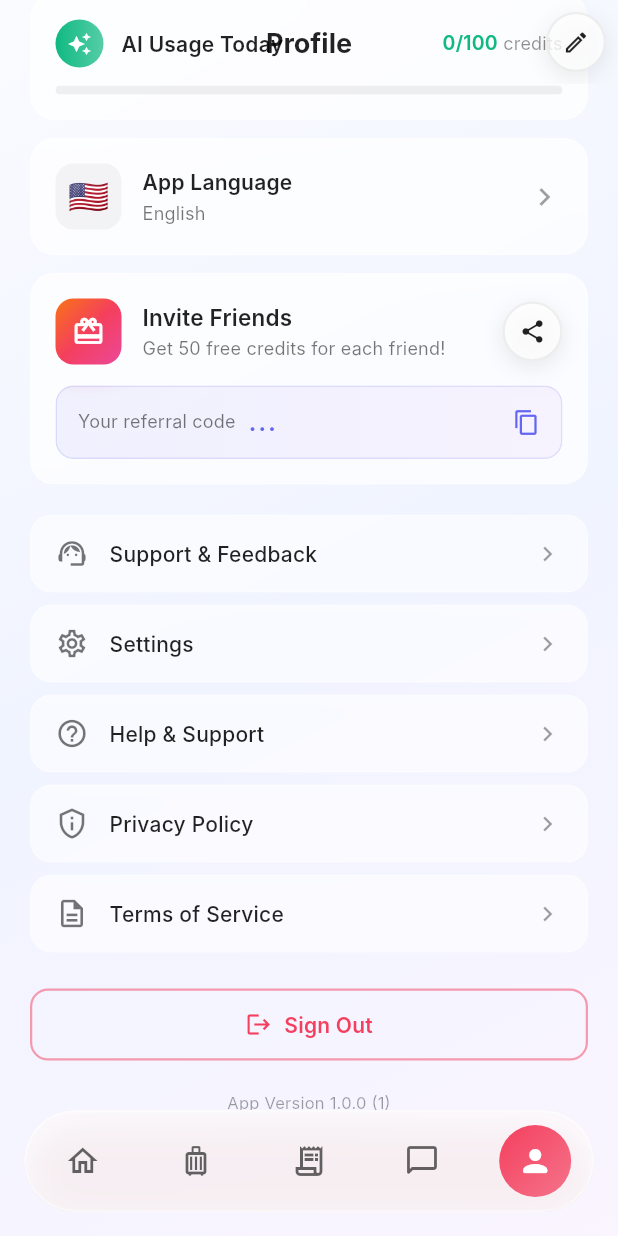
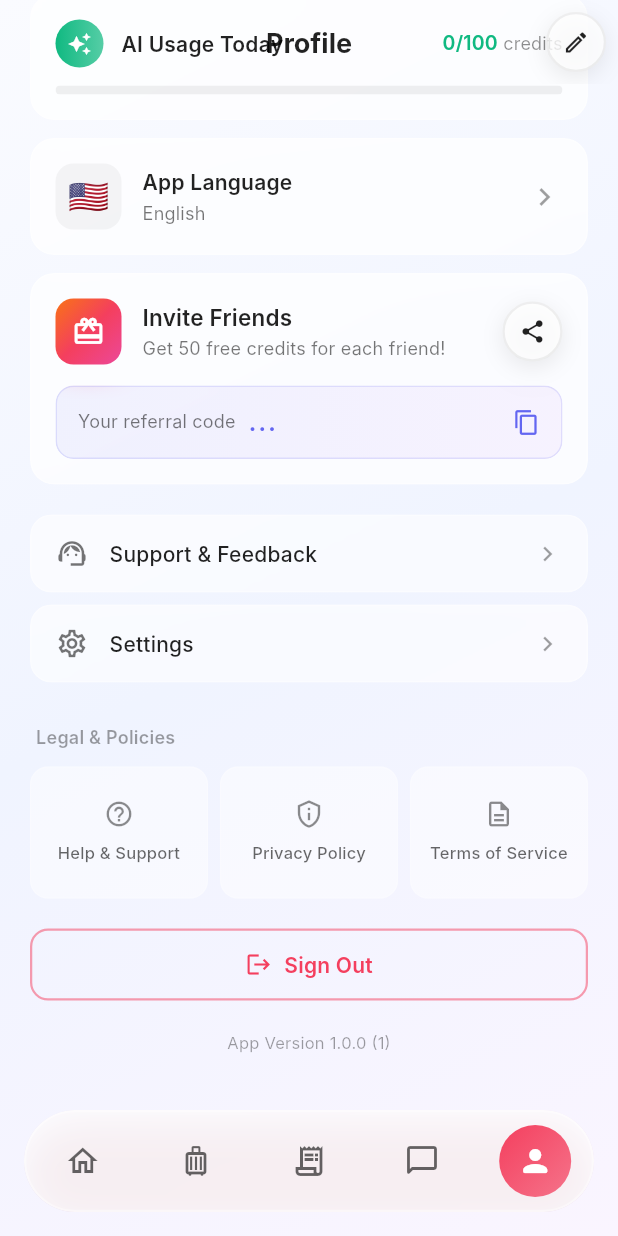
Before and after one commit to Nadav23AnT/travel-assistant-ai, a Flutter app: the ProfileScreen screen opened by its route, scrolled down 454 dp, on a phone screen of 412 x 824 dp. Run offline on Flutter 3.47's test engine with Material 3 defaults, Android fonts, the phone set to English and light mode, and no system bars; our stand-ins replace cached_network_image, connectivity_plus, dio, equatable, fl_chart, flutter_dotenv and 14 more; accounts and stored records are empty; network calls fail; Roboto replaces fonts that are missing (Inter).

Commit message:
feat: redesign legal links section in profile with compact horizontal cards
- Replace 3 vertical GlassMenuItem calls with new GlassLegalSection component
- Add _LegalCard widget with muted styling (no backdrop blur, thinner borders)
- Create horizontal card layout for Help & Support, Privacy Policy, Terms of Service
- Add "Legal & Policies" section header with legalAndPolicies localization key
- Visual distinction from functional menu items (Settings, Support & Feedback)

🤖 Generated with [Claude Code](https://claude.com/claude-code)

Co-Authored-By: Claude <noreply@anthropic.com>

```diff
--- a/lib/l10n/app_en.arb
+++ b/lib/l10n/app_en.arb
@@ -968,6 +968,10 @@
   "@helpAndLegal": {
     "description": "Help and legal section header"
   },
+  "legalAndPolicies": "Legal & Policies",
+  "@legalAndPolicies": {
+    "description": "Legal and policies section header in profile"
+  },
   "freePlan": "Free Plan",
   "@freePlan": {
     "description": "Free subscription plan"
--- a/lib/l10n/app_localizations.dart
+++ b/lib/l10n/app_localizations.dart
@@ -1408,6 +1408,12 @@ abstract class AppLocalizations {
   /// **'Help & Legal'**
   String get helpAndLegal;
 
+  /// Legal and policies section header in profile
+  ///
+  /// In en, this message translates to:
+  /// **'Legal & Policies'**
+  String get legalAndPolicies;
+
   /// Free subscription plan
   ///
   /// In en, this message translates to:
--- a/lib/l10n/app_localizations_ar.dart
+++ b/lib/l10n/app_localizations_ar.dart
@@ -688,6 +688,9 @@ class AppLocalizationsAr extends AppLocalizations {
   String get helpAndLegal => 'Help & Legal';
 
   @override
+  String get legalAndPolicies => 'Legal & Policies';
+
+  @override
   String get freePlan => 'الخطة المجانية';
 
   @override
--- a/lib/l10n/app_localizations_de.dart
+++ b/lib/l10n/app_localizations_de.dart
@@ -694,6 +694,9 @@ class AppLocalizationsDe extends AppLocalizations {
   String get helpAndLegal => 'Help & Legal';
 
   @override
+  String get legalAndPolicies => 'Legal & Policies';
+
+  @override
   String get freePlan => 'Kostenloser Plan';
 
   @override
--- a/lib/l10n/app_localizations_en.dart
+++ b/lib/l10n/app_localizations_en.dart
@@ -693,6 +693,9 @@ class AppLocalizationsEn extends AppLocalizations {
   String get helpAndLegal => 'Help & Legal';
 
   @override
+  String get legalAndPolicies => 'Legal & Policies';
+
+  @override
   String get freePlan => 'Free Plan';
 
   @override
--- a/lib/l10n/app_localizations_es.dart
+++ b/lib/l10n/app_localizations_es.dart
@@ -698,6 +698,9 @@ class AppLocalizationsEs extends AppLocalizations {
   String get helpAndLegal => 'Help & Legal';
 
   @override
+  String get legalAndPolicies => 'Legal & Policies';
+
+  @override
   String get freePlan => 'Plan Gratuito';
 
   @override
--- a/lib/l10n/app_localizations_fr.dart
+++ b/lib/l10n/app_localizations_fr.dart
@@ -699,6 +699,9 @@ class AppLocalizationsFr extends AppLocalizations {
   String get helpAndLegal => 'Help & Legal';
 
   @override
+  String get legalAndPolicies => 'Legal & Policies';
+
+  @override
   String get freePlan => 'Plan Gratuit';
 
   @override
--- a/lib/l10n/app_localizations_he.dart
+++ b/lib/l10n/app_localizations_he.dart
@@ -686,6 +686,9 @@ class AppLocalizationsHe extends AppLocalizations {
   String get helpAndLegal => 'Help & Legal';
 
   @override
+  String get legalAndPolicies => 'Legal & Policies';
+
+  @override
   String get freePlan => 'תכנית חינם';
 
   @override
--- a/lib/l10n/app_localizations_it.dart
+++ b/lib/l10n/app_localizations_it.dart
@@ -698,6 +698,9 @@ class AppLocalizationsIt extends AppLocalizations {
   String get helpAndLegal => 'Help & Legal';
 
   @override
+  String get legalAndPolicies => 'Legal & Policies';
+
+  @override
   String get freePlan => 'Piano Gratuito';
 
   @override
--- a/lib/l10n/app_localizations_ja.dart
+++ b/lib/l10n/app_localizations_ja.dart
@@ -681,6 +681,9 @@ class AppLocalizationsJa extends AppLocalizations {
   String get helpAndLegal => 'Help & Legal';
 
   @override
+  String get legalAndPolicies => 'Legal & Policies';
+
+  @override
   String get freePlan => '無料プラン';
 
   @override
--- a/lib/l10n/app_localizations_ko.dart
+++ b/lib/l10n/app_localizations_ko.dart
@@ -682,6 +682,9 @@ class AppLocalizationsKo extends AppLocalizations {
   String get helpAndLegal => 'Help & Legal';
 
   @override
+  String get legalAndPolicies => 'Legal & Policies';
+
+  @override
   String get freePlan => '무료 플랜';
 
   @override
--- a/lib/l10n/app_localizations_pt.dart
+++ b/lib/l10n/app_localizations_pt.dart
@@ -695,6 +695,9 @@ class AppLocalizationsPt extends AppLocalizations {
   String get helpAndLegal => 'Help & Legal';
 
   @override
+  String get legalAndPolicies => 'Legal & Policies';
+
+  @override
   String get freePlan => 'Plano Gratuito';
 
   @override
--- a/lib/l10n/app_localizations_ru.dart
+++ b/lib/l10n/app_localizations_ru.dart
@@ -695,6 +695,9 @@ class AppLocalizationsRu extends AppLocalizations {
   String get helpAndLegal => 'Help & Legal';
 
   @override
+  String get legalAndPolicies => 'Legal & Policies';
+
+  @override
   String get freePlan => 'Бесплатный план';
 
   @override
--- a/lib/l10n/app_localizations_zh.dart
+++ b/lib/l10n/app_localizations_zh.dart
@@ -679,6 +679,9 @@ class AppLocalizationsZh extends AppLocalizations {
   String get helpAndLegal => 'Help & Legal';
 
   @override
+  String get legalAndPolicies => 'Legal & Policies';
+
+  @override
   String get freePlan => '免费计划';
 
   @override
--- a/lib/presentation/screens/profile/profile_screen.dart
+++ b/lib/presentation/screens/profile/profile_screen.dart
@@ -173,23 +173,15 @@ class ProfileScreen extends ConsumerWidget {
               onTap: () => context.push(AppRoutes.settings),
               isDark: isDark,
             ),
-            _GlassMenuItem(
-              icon: Icons.help_outline,
-              title: l10n.helpAndSupport,
-              onTap: () => context.push(AppRoutes.helpSupport),
+            const SizedBox(height: 8),
+
+            // Legal & Policies section
+            _GlassLegalSection(
               isDark: isDark,
-            ),
-            _GlassMenuItem(
-              icon: Icons.privacy_tip_outlined,
-              title: l10n.privacyPolicy,
-              onTap: () => context.push(AppRoutes.privacyPolicy),
-              isDark: isDark,
-            ),
-            _GlassMenuItem(
-              icon: Icons.description_outlined,
-              title: l10n.termsOfService,
-              onTap: () => context.push(AppRoutes.termsOfService),
-              isDark: isDark,
+              l10n: l10n,
+              onHelpTap: () => context.push(AppRoutes.helpSupport),
+              onPrivacyTap: () => context.push(AppRoutes.privacyPolicy),
+              onTermsTap: () => context.push(AppRoutes.termsOfService),
             ),
             const SizedBox(height: 20),
 
@@ -1445,3 +1437,159 @@ class _GlassMenuItem extends StatelessWidget {
     );
   }
 }
+
+/// Legal & Policies section with compact horizontal cards
+class _GlassLegalSection extends StatelessWidget {
+  final bool isDark;
+  final AppLocalizations l10n;
+  final VoidCallback onHelpTap;
+  final VoidCallback onPrivacyTap;
+  final VoidCallback onTermsTap;
+
+  const _GlassLegalSection({
+    required this.isDark,
+    required this.l10n,
+    required this.onHelpTap,
+    required this.onPrivacyTap,
+    required this.onTermsTap,
+  });
+
+  @override
+  Widget build(BuildContext context) {
+    return Column(
+      crossAxisAlignment: CrossAxisAlignment.start,
+      children: [
+        // Section Header
+        Padding(
+          padding: const EdgeInsets.fromLTRB(24, 16, 24, 10),
+          child: Text(
+            l10n.legalAndPolicies,
+            style: TextStyle(
+              fontSize: 12,
+              fontWeight: FontWeight.w600,
+              color: isDark
+                  ? Colors.white.withAlpha(97)
+                  : Colors.black.withAlpha(97),
+            ),
+          ),
+        ),
+        // Cards Row
+        Padding(
+          padding: const EdgeInsets.symmetric(horizontal: 20),
+          child: Row(
+            children: [
+              Expanded(
+                child: _LegalCard(
+                  icon: Icons.help_outline,
+                  title: l10n.helpAndSupport,
+                  onTap: onHelpTap,
+                  isDark: isDark,
+                ),
+              ),
+              const SizedBox(width: 8),
+              Expanded(
+                child: _LegalCard(
+                  icon: Icons.privacy_tip_outlined,
+                  title: l10n.privacyPolicy,
+                  onTap: onPrivacyTap,
+                  isDark: isDark,
+                ),
+              ),
+              const SizedBox(width: 8),
+              Expanded(
+                child: _LegalCard(
+                  icon: Icons.description_outlined,
+                  title: l10n.termsOfService,
+                  onTap: onTermsTap,
+                  isDark: isDark,
+                ),
+              ),
+            ],
+          ),
+        ),
+      ],
+    );
+  }
+}
+
+/// Individual legal card with muted styling
+class _LegalCard extends StatefulWidget {
+  final IconData icon;
+  final String title;
+  final VoidCallback onTap;
+  final bool isDark;
+
+  const _LegalCard({
+    required this.icon,
+    required this.title,
+    required this.onTap,
+    required this.isDark,
+  });
+
+  @override
+  State<_LegalCard> createState() => _LegalCardState();
+}
+
+class _LegalCardState extends State<_LegalCard> {
+  bool _isPressed = false;
+
+  @override
+  Widget build(BuildContext context) {
+    return GestureDetector(
+      onTapDown: (_) => setState(() => _isPressed = true),
+      onTapUp: (_) {
+        setState(() => _isPressed = false);
+        widget.onTap();
+      },
+      onTapCancel: () => setState(() => _isPressed = false),
+      child: AnimatedOpacity(
+        duration: const Duration(milliseconds: 150),
+        opacity: _isPressed ? 0.6 : 1.0,
+        child: Container(
+          height: 88,
+          decoration: BoxDecoration(
+            borderRadius: BorderRadius.circular(12),
+            color: widget.isDark
+                ? Colors.white.withAlpha(15)
+                : Colors.white.withAlpha(120),
+            border: Border.all(
+              width: 0.8,
+              color: widget.isDark
+                  ? Colors.white.withAlpha(20)
+                  : Colors.white.withAlpha(60),
+            ),
+          ),
+          child: Column(
+            mainAxisAlignment: MainAxisAlignment.center,
+            children: [
+              Icon(
+                widget.icon,
+                size: 20,
+                color: widget.isDark
+                    ? Colors.white.withAlpha(102)
+                    : Colors.black.withAlpha(115),
+              ),
+              const SizedBox(height: 8),
+              Padding(
+                padding: const EdgeInsets.symmetric(horizontal: 8),
+                child: Text(
+                  widget.title,
+                  textAlign: TextAlign.center,
+                  maxLines: 2,
+                  overflow: TextOverflow.ellipsis,
+                  style: TextStyle(
+                    fontSize: 11,
+                    fontWeight: FontWeight.w500,
+                    color: widget.isDark
+                        ? Colors.white.withAlpha(153)
+                        : Colors.black.withAlpha(153),
+                  ),
+                ),
+              ),
+            ],
+          ),
+        ),
+      ),
+    );
+  }
+}
```
